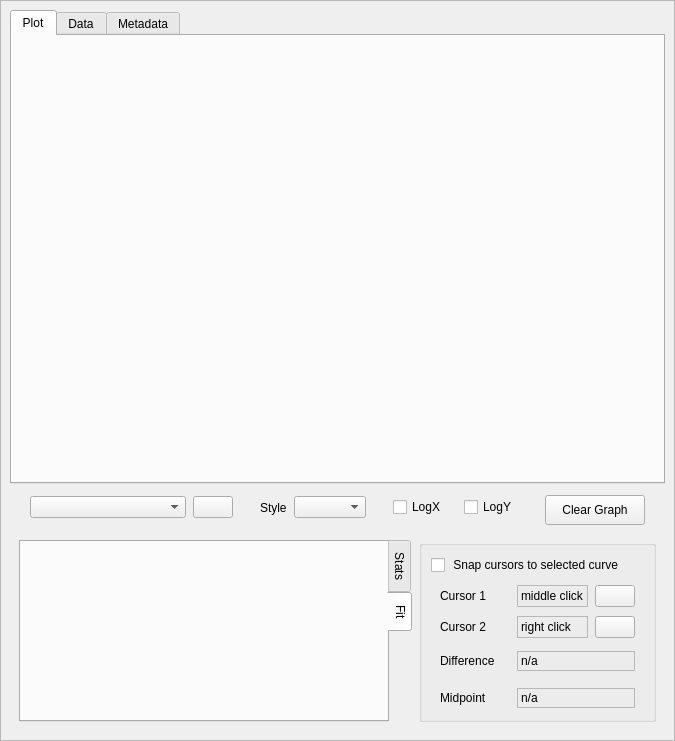
Old version of the form gemviz/resources/bluesky_runs_catalog_run_viz.ui in the repository BCDA-APS/gemviz.
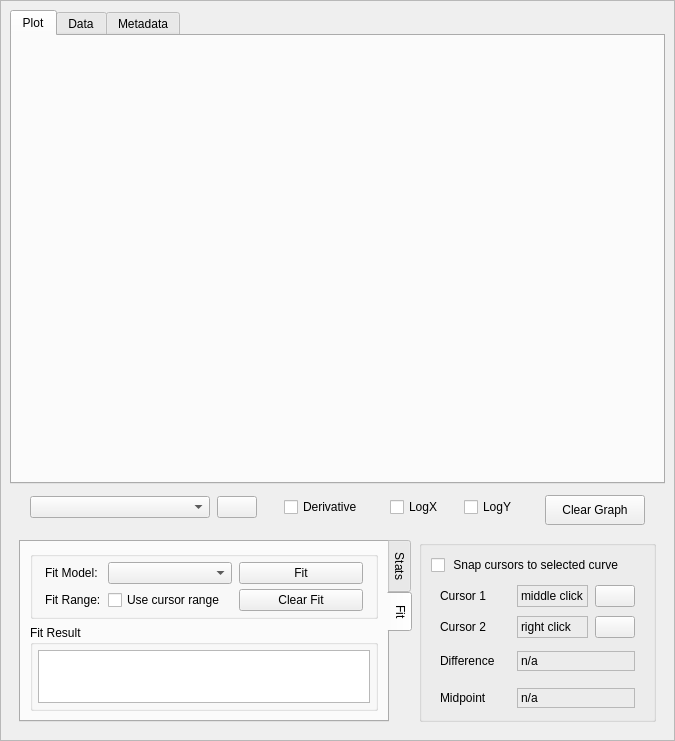
New version of the form. The open tabs and pages were chosen to show the change. Icons and pictures are not drawn.

Commit message: Implement offset and factor transformation for curves

Patch:
```diff
--- a/gemviz/resources/bluesky_runs_catalog_run_viz.ui
+++ b/gemviz/resources/bluesky_runs_catalog_run_viz.ui
@@ -36,8 +36,8 @@
        <rect>
         <x>0</x>
         <y>0</y>
-        <width>673</width>
-        <height>739</height>
+        <width>687</width>
+        <height>724</height>
        </rect>
       </property>
       <layout class="QVBoxLayout" name="verticalLayout">
@@ -112,7 +112,7 @@
            <height>35</height>
           </size>
          </property>
-         <layout class="QHBoxLayout" name="horizontalLayout_3" stretch="3,0,0,0,1,0,1,0,0,0,0">
+         <layout class="QHBoxLayout" name="horizontalLayout_3" stretch="3,0,0,0,0,1,0,0,0,0">
           <property name="spacing">
            <number>7</number>
           </property>
@@ -193,15 +193,12 @@
            </spacer>
           </item>
           <item>
-           <widget class="QLabel" name="label_2">
+           <widget class="QCheckBox" name="derivativeCheckBox">
             <property name="text">
-             <string>Style</string>
+             <string>Derivative</string>
             </property>
            </widget>
           </item>
-          <item>
-           <widget class="QComboBox" name="curveStyle"/>
-          </item>
           <item>
            <spacer name="horizontalSpacer_6">
             <property name="orientation">
@@ -619,6 +616,150 @@
              <attribute name="title">
               <string>Fit</string>
              </attribute>
+             <layout class="QVBoxLayout" name="verticalLayout_5">
+              <item>
+               <widget class="QGroupBox" name="fitControls">
+                <property name="sizePolicy">
+                 <sizepolicy hsizetype="Preferred" vsizetype="Fixed">
+                  <horstretch>0</horstretch>
+                  <verstretch>0</verstretch>
+                 </sizepolicy>
+                </property>
+                <property name="title">
+                 <string/>
+                </property>
+                <layout class="QGridLayout" name="fitControlsLayout">
+                 <property name="leftMargin">
+                  <number>12</number>
+                 </property>
+                 <property name="topMargin">
+                  <number>5</number>
+                 </property>
+                 <property name="rightMargin">
+                  <number>12</number>
+                 </property>
+                 <property name="bottomMargin">
+                  <number>5</number>
+                 </property>
+                 <property name="horizontalSpacing">
+                  <number>7</number>
+                 </property>
+                 <property name="verticalSpacing">
+                  <number>5</number>
+                 </property>
+                 <item row="1" column="2">
+                  <widget class="QPushButton" name="clearFitsButton">
+                   <property name="sizePolicy">
+                    <sizepolicy hsizetype="Preferred" vsizetype="Fixed">
+                     <horstretch>1</horstretch>
+                     <verstretch>0</verstretch>
+                    </sizepolicy>
+                   </property>
+                   <property name="toolTip">
+                    <string>Remove fit from current curve</string>
+                   </property>
+                   <property name="text">
+                    <string>Clear Fit</string>
+                   </property>
+                  </widget>
+                 </item>
+                 <item row="0" column="1">
+                  <widget class="QComboBox" name="fitModelCombo">
+                   <property name="sizePolicy">
+                    <sizepolicy hsizetype="Preferred" vsizetype="Fixed">
+                     <horstretch>1</horstretch>
+                     <verstretch>0</verstretch>
+                    </sizepolicy>
+                   </property>
+                   <property name="toolTip">
+                    <string>Select fit model to apply</string>
+                   </property>
+                  </widget>
+                 </item>
+                 <item row="1" column="1">
+                  <widget class="QCheckBox" name="useFitRangeCheck">
+                   <property name="toolTip">
+                    <string>Use cursor positions to define fit range</string>
+                   </property>
+                   <property name="text">
+                    <string>Use cursor range</string>
+                   </property>
+                  </widget>
+                 </item>
+                 <item row="1" column="0">
+                  <widget class="QLabel" name="fitRangeLabel">
+                   <property name="text">
+                    <string>Fit Range:</string>
+                   </property>
+                  </widget>
+                 </item>
+                 <item row="0" column="0">
+                  <widget class="QLabel" name="fitModelLabel">
+                   <property name="text">
+                    <string>Fit Model:</string>
+                   </property>
+                  </widget>
+                 </item>
+                 <item row="0" column="2">
+                  <widget class="QPushButton" name="fitButton">
+                   <property name="sizePolicy">
+                    <sizepolicy hsizetype="Preferred" vsizetype="Fixed">
+                     <horstretch>1</horstretch>
+                     <verstretch>0</verstretch>
+                    </sizepolicy>
+                   </property>
+                   <property name="toolTip">
+                    <string>Perform fit on selected curve</string>
+                   </property>
+                   <property name="text">
+                    <string>Fit</string>
+                   </property>
+                  </widget>
+                 </item>
+                </layout>
+               </widget>
+              </item>
+              <item>
+               <widget class="QGroupBox" name="fitResults">
+                <property name="sizePolicy">
+                 <sizepolicy hsizetype="Preferred" vsizetype="Expanding">
+                  <horstretch>0</horstretch>
+                  <verstretch>1</verstretch>
+                 </sizepolicy>
+                </property>
+                <property name="title">
+                 <string>Fit Result</string>
+                </property>
+                <layout class="QVBoxLayout" name="fitResultsLayout">
+                 <property name="spacing">
+                  <number>5</number>
+                 </property>
+                 <property name="leftMargin">
+                  <number>5</number>
+                 </property>
+                 <property name="topMargin">
+                  <number>5</number>
+                 </property>
+                 <property name="rightMargin">
+                  <number>5</number>
+                 </property>
+                 <property name="bottomMargin">
+                  <number>5</number>
+                 </property>
+                 <item>
+                  <widget class="QTextEdit" name="fitDetails">
+                   <property name="toolTip">
+                    <string>Detailed fit results and parameters</string>
+                   </property>
+                   <property name="readOnly">
+                    <bool>true</bool>
+                   </property>
+                  </widget>
+                 </item>
+                </layout>
+               </widget>
+              </item>
+             </layout>
             </widget>
            </widget>
           </item>
```
Left out of the diff: 8 changed lines with no effect on the pictures. The commit also changes 2 other files.
